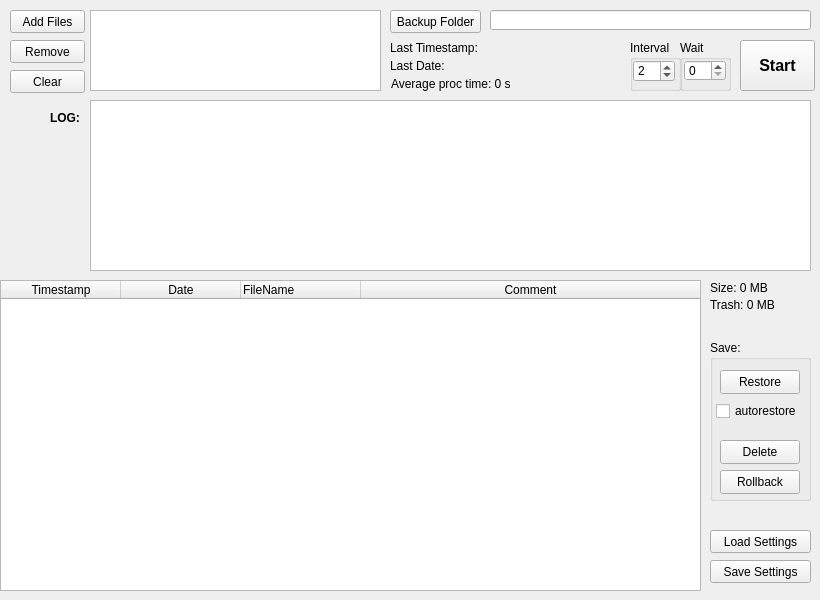
Qt form sgauto.ui (misiektw/sgauto) before a commit.
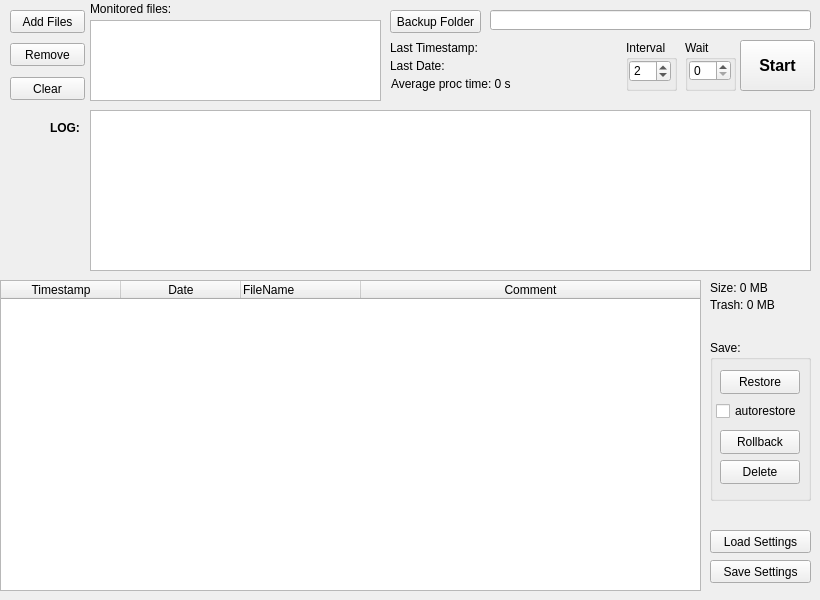
The same form after that commit.

Commit message: Improve UI layout, tooltips, and README

Diff of the .ui file:
```diff
--- a/sgauto.ui
+++ b/sgauto.ui
@@ -17,7 +17,7 @@
    <property name="geometry">
     <rect>
      <x>10</x>
-     <y>70</y>
+     <y>77</y>
      <width>75</width>
      <height>23</height>
     </rect>
@@ -92,7 +92,7 @@
    <property name="geometry">
     <rect>
      <x>50</x>
-     <y>110</y>
+     <y>120</y>
      <width>41</width>
      <height>16</height>
     </rect>
@@ -180,9 +180,9 @@
    <property name="geometry">
     <rect>
      <x>90</x>
-     <y>100</y>
+     <y>110</y>
      <width>721</width>
-     <height>171</height>
+     <height>161</height>
     </rect>
    </property>
    <property name="autoScroll">
@@ -243,7 +243,7 @@
     <property name="geometry">
      <rect>
       <x>10</x>
-      <y>100</y>
+      <y>120</y>
       <width>80</width>
       <height>24</height>
      </rect>
@@ -259,7 +259,7 @@
     <property name="geometry">
      <rect>
       <x>10</x>
-      <y>130</y>
+      <y>90</y>
       <width>80</width>
       <height>24</height>
      </rect>
@@ -331,7 +331,7 @@
    <property name="geometry">
     <rect>
      <x>90</x>
-     <y>10</y>
+     <y>20</y>
      <width>291</width>
      <height>81</height>
     </rect>
@@ -343,7 +343,7 @@
   <widget class="QGroupBox" name="groupBox_4">
    <property name="geometry">
     <rect>
-     <x>680</x>
+     <x>685</x>
      <y>40</y>
      <width>51</width>
      <height>51</height>
@@ -398,7 +398,7 @@
   <widget class="QGroupBox" name="groupBox">
    <property name="geometry">
     <rect>
-     <x>630</x>
+     <x>626</x>
      <y>40</y>
      <width>51</width>
      <height>51</height>
@@ -431,7 +431,7 @@
    <property name="geometry">
     <rect>
      <x>10</x>
-     <y>40</y>
+     <y>43</y>
      <width>75</width>
      <height>23</height>
     </rect>
@@ -453,6 +453,19 @@
     <string>&lt;html&gt;&lt;head/&gt;&lt;body&gt;&lt;p&gt;Path to folder that will hold backups.&lt;/p&gt;&lt;/body&gt;&lt;/html&gt;</string>
    </property>
   </widget>
+  <widget class="QLabel" name="label_2">
+   <property name="geometry">
+    <rect>
+     <x>90</x>
+     <y>0</y>
+     <width>261</width>
+     <height>18</height>
+    </rect>
+   </property>
+   <property name="text">
+    <string>Monitored files:</string>
+   </property>
+  </widget>
  </widget>
  <resources/>
  <connections/>
```
Left out of the diff: 27 changed lines with no effect on the pictures. The commit also changes 1 other file.
